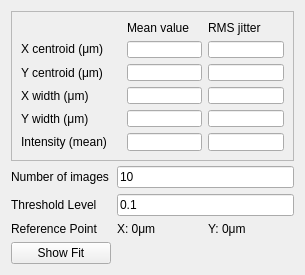
First picture: the form in PPM_screen/PPM_centroid/Imager_stats.ui, repository mseaberg/PPM_screen, before the edit.
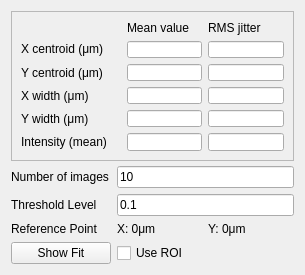
Second picture: the form after the edit.

```diff
--- a/PPM_screen/PPM_centroid/Imager_stats.ui
+++ b/PPM_screen/PPM_centroid/Imager_stats.ui
@@ -245,6 +245,13 @@
      <zorder>intensityLineEdit</zorder>
     </widget>
    </item>
+   <item row="6" column="1">
+    <widget class="QCheckBox" name="roiCheckBox">
+     <property name="text">
+      <string>Use ROI</string>
+     </property>
+    </widget>
+   </item>
   </layout>
  </widget>
  <resources/>
```
